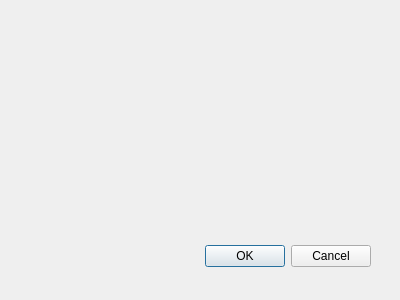
This is loginui.ui in uestcer/thunderXware as Qt 5 draws it before an edit. The edited form follows.
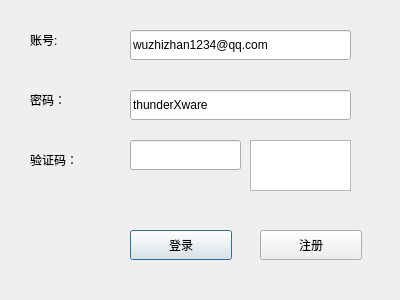
This is the edited form.

The edit to the form file:
```diff
--- a/loginui.ui
+++ b/loginui.ui
@@ -15,20 +15,118 @@
   <property name="windowTitle">
    <string>Dialog</string>
   </property>
-  <widget name="buttonBox" class="QDialogButtonBox">
+  <widget class="QLabel" name="label">
    <property name="geometry">
     <rect>
      <x>30</x>
-     <y>240</y>
-     <width>341</width>
-     <height>32</height>
+     <y>30</y>
+     <width>69</width>
+     <height>20</height>
     </rect>
    </property>
-   <property name="orientation">
-    <enum>Qt::Horizontal</enum>
+   <property name="text">
+    <string>账号:</string>
    </property>
-   <property name="standardButtons">
-    <set>QDialogButtonBox::Cancel|QDialogButtonBox::Ok</set>
+  </widget>
+  <widget class="QLabel" name="label_2">
+   <property name="geometry">
+    <rect>
+     <x>30</x>
+     <y>90</y>
+     <width>69</width>
+     <height>20</height>
+    </rect>
+   </property>
+   <property name="text">
+    <string>密码：</string>
+   </property>
+  </widget>
+  <widget class="QLineEdit" name="lineEdituserName">
+   <property name="geometry">
+    <rect>
+     <x>130</x>
+     <y>30</y>
+     <width>221</width>
+     <height>30</height>
+    </rect>
+   </property>
+   <property name="text">
+    <string>wuzhizhan1234@qq.com</string>
+   </property>
+  </widget>
+  <widget class="QLineEdit" name="lineEditPassword">
+   <property name="geometry">
+    <rect>
+     <x>130</x>
+     <y>90</y>
+     <width>221</width>
+     <height>30</height>
+    </rect>
+   </property>
+   <property name="text">
+    <string>thunderXware</string>
+   </property>
+  </widget>
+  <widget class="QPushButton" name="pushButtonLogin">
+   <property name="geometry">
+    <rect>
+     <x>130</x>
+     <y>230</y>
+     <width>102</width>
+     <height>30</height>
+    </rect>
+   </property>
+   <property name="text">
+    <string>登录</string>
+   </property>
+  </widget>
+  <widget class="QPushButton" name="pushButtonRegister">
+   <property name="geometry">
+    <rect>
+     <x>260</x>
+     <y>230</y>
+     <width>102</width>
+     <height>30</height>
+    </rect>
+   </property>
+   <property name="text">
+    <string>注册</string>
+   </property>
+  </widget>
+  <widget class="QLabel" name="label_3">
+   <property name="geometry">
+    <rect>
+     <x>30</x>
+     <y>150</y>
+     <width>69</width>
+     <height>20</height>
+    </rect>
+   </property>
+   <property name="text">
+    <string>验证码：</string>
+   </property>
+  </widget>
+  <widget class="QLineEdit" name="lineEditPassword_2">
+   <property name="geometry">
+    <rect>
+     <x>130</x>
+     <y>140</y>
+     <width>111</width>
+     <height>30</height>
+    </rect>
+   </property>
+   <property name="text">
+    <string/>
+   </property>
+  </widget>
+  <widget class="QGraphicsView" name="graphicsView">
+   <property name="geometry">
+    <rect>
+     <x>250</x>
+     <y>140</y>
+     <width>101</width>
+     <height>51</height>
+    </rect>
    </property>
   </widget>
  </widget>
```
Left out of the diff: 42 changed lines with no effect on the pictures.
